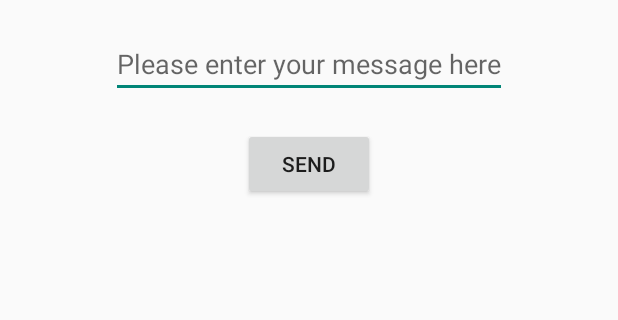
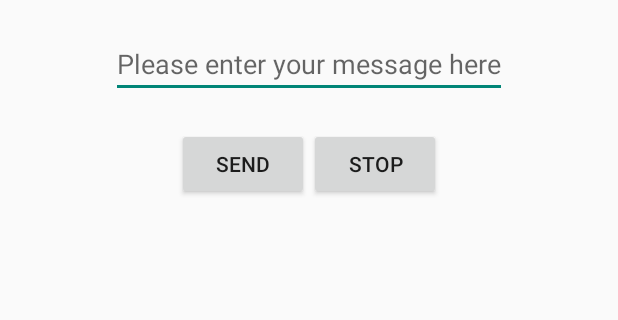
Before and after one commit to TheSZ11/FlashCode, an Android app: the screen it shows after launch (MainActivity), on a phone screen of 412 x 824 dp, the part 554-874 px from its top. Run offline under Robolectric (Android 15) with nearby library versions, the phone set to English and light mode, and no system bars.

Commit message:
Added stop functionality. Improved morse recognition to comply with standard.

```diff
--- a/app/src/main/res/layout/activity_main.xml
+++ b/app/src/main/res/layout/activity_main.xml
@@ -27,13 +27,29 @@
         android:hint="Please enter your message here"
         android:id="@id/editText" />
 
-    <Button
-        android:id="@+id/button"
+    <LinearLayout
         android:layout_width="wrap_content"
         android:layout_height="wrap_content"
-        android:layout_centerHorizontal="true"
-        android:layout_below="@id/editText"
-        android:layout_marginTop="30px"
-        android:text="SEND" />
+        android:layout_centerInParent="true"
+        android:layout_below="@id/editText">
+
+        <Button
+            android:id="@+id/button"
+            android:layout_width="wrap_content"
+            android:layout_height="wrap_content"
+            android:layout_centerHorizontal="true"
+            android:layout_marginTop="30px"
+            android:text="SEND" />
+
+        <Button
+            android:id="@+id/buttonStop"
+            android:layout_width="wrap_content"
+            android:layout_height="wrap_content"
+            android:layout_centerHorizontal="true"
+            android:layout_marginTop="30px"
+            android:text="STOP" />
+
+    </LinearLayout>
+
 
 </RelativeLayout>
```
Also changed, not shown: app/src/main/java/com/szaidi/flashcode/MainActivity.java (+25 -6 lines).
